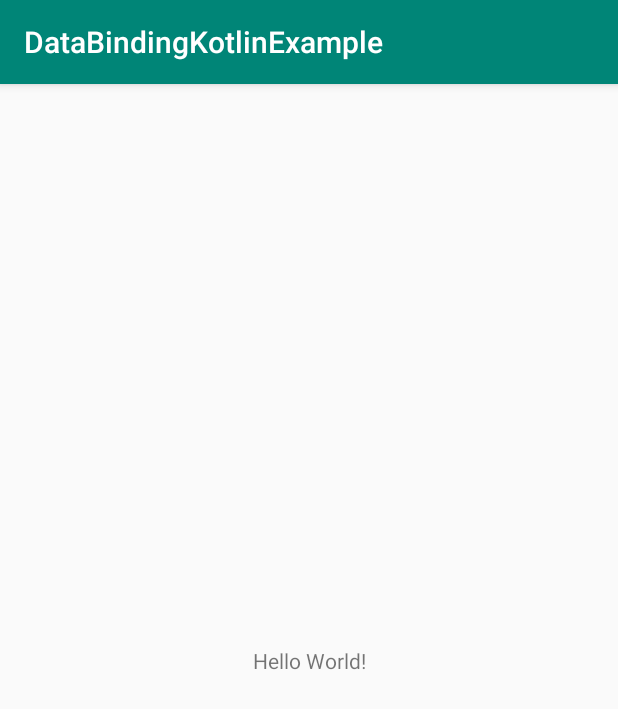
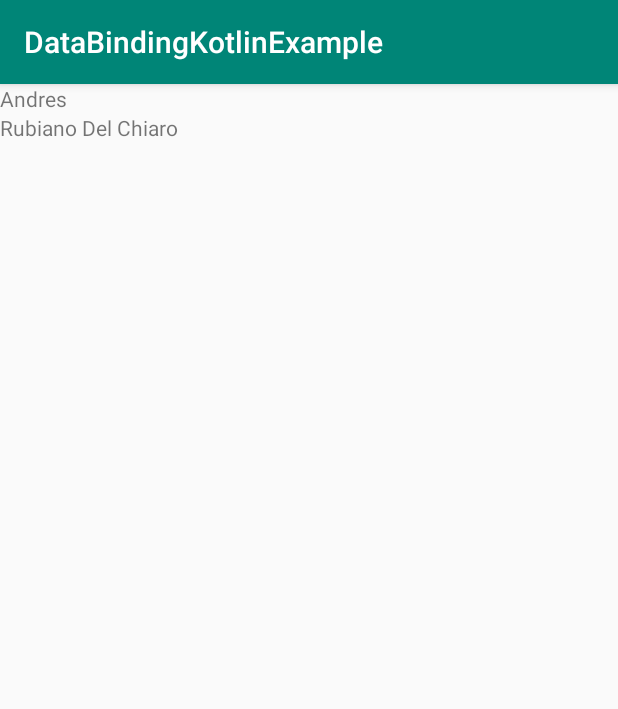
Before and after one commit to andresrubianoch10/Kotlin-Data-Binding, an Android app: the screen it shows after launch (MainActivity), on a phone screen of 412 x 824 dp. Shown: the top 709 px of the screen. Run offline under Robolectric (Android 15) with nearby library versions, the phone set to English and light mode, and no system bars; our stand-ins replace data binding.

Commit message:
Added databinding functionality

```diff
--- a/app/src/main/java/com/arubianoch/databindingkotlinexample/MainActivity.kt
+++ b/app/src/main/java/com/arubianoch/databindingkotlinexample/MainActivity.kt
@@ -1,12 +1,19 @@
 package com.arubianoch.databindingkotlinexample
 
+import android.databinding.DataBindingUtil
+import android.os.Bundle
 import android.support.v7.app.AppCompatActivity
-import android.os.Bundle
+import com.arubianoch.databindingkotlinexample.databinding.ActivityMainBinding
 
 class MainActivity : AppCompatActivity() {
 
     override fun onCreate(savedInstanceState: Bundle?) {
         super.onCreate(savedInstanceState)
-        setContentView(R.layout.activity_main)
+
+        //First Way
+        val binding: ActivityMainBinding = DataBindingUtil.setContentView(
+            this, R.layout.activity_main)
+
+        binding.user = User("Andres", "Rubiano Del Chiaro")
     }
 }
--- /dev/null
+++ b/app/src/main/java/com/arubianoch/databindingkotlinexample/User.kt
@@ -0,0 +1,6 @@
+package com.arubianoch.databindingkotlinexample
+
+/**
+ * @author Andres Rubiano Del Chiaro
+ */
+data class User(val firstName: String, val lastName: String)
--- a/app/src/main/res/layout/activity_main.xml
+++ b/app/src/main/res/layout/activity_main.xml
@@ -1,19 +1,13 @@
 <?xml version="1.0" encoding="utf-8"?>
-<android.support.constraint.ConstraintLayout
-        xmlns:android="http://schemas.android.com/apk/res/android"
-        xmlns:tools="http://schemas.android.com/tools"
-        xmlns:app="http://schemas.android.com/apk/res-auto"
-        android:layout_width="match_parent"
-        android:layout_height="match_parent"
-        tools:context=".MainActivity">
-
-    <TextView
-            android:layout_width="wrap_content"
-            android:layout_height="wrap_content"
-            android:text="Hello World!"
-            app:layout_constraintBottom_toBottomOf="parent"
-            app:layout_constraintLeft_toLeftOf="parent"
-            app:layout_constraintRight_toRightOf="parent"
-            app:layout_constraintTop_toTopOf="parent"/>
-
-</android.support.constraint.ConstraintLayout>
+<layout xmlns:android="http://schemas.android.com/apk/res/android">
+    <data>
+        <variable name="user" type="com.arubianoch.databindingkotlinexample.User"/>
+    </data>
+    <LinearLayout android:layout_width="match_parent" android:layout_height="match_parent"
+                  android:orientation="vertical">
+        <TextView android:layout_width="wrap_content" android:layout_height="wrap_content"
+                  android:text="@{user.firstName}"/>
+        <TextView android:layout_width="wrap_content" android:layout_height="wrap_content"
+                  android:text="@{user.lastName}"/>
+    </LinearLayout>
+</layout>
```
Also changed, not shown: 1 other file.
